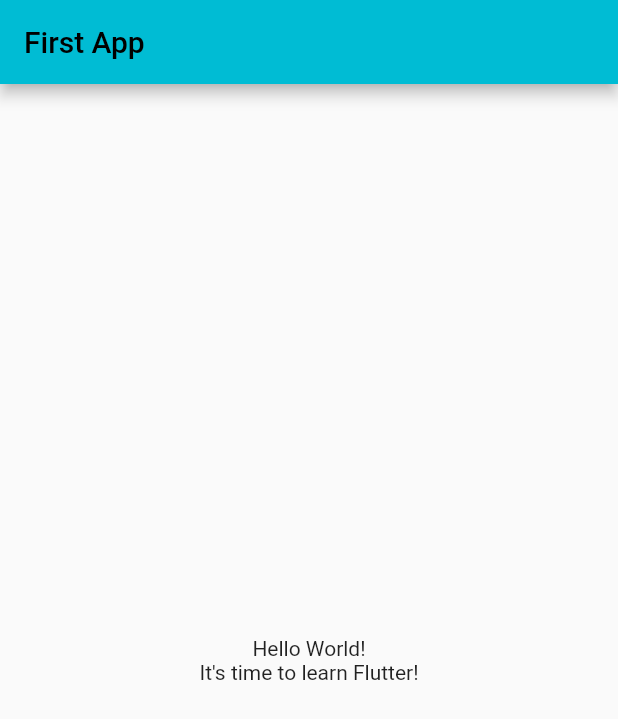
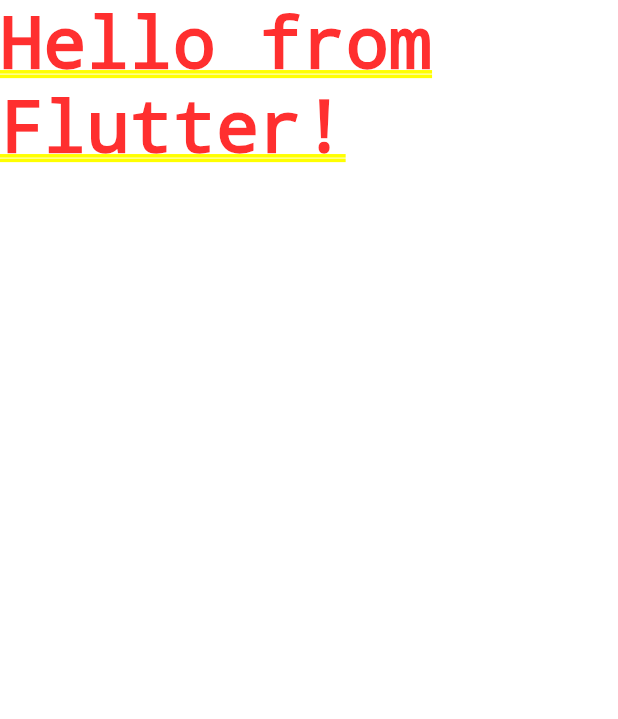
Before and after one commit to eacardenase/first-flutter-app, a Flutter app: the screen it shows after launch, on a phone screen of 412 x 824 dp. Shown: the top 719 px of the screen. Run offline on Flutter 3.47's test engine with Material 2 defaults, Android fonts, the phone set to English and light mode, and no system bars.

```diff
--- a/lib/main.dart
+++ b/lib/main.dart
@@ -1,37 +1,7 @@
 import 'package:flutter/material.dart';
 
 void main() {
-  runApp(const MyApp());
+  runApp(const MaterialApp(
+    home: Text('Hello from Flutter!'),
+  ));
 }
-
-class MyApp extends StatelessWidget {
-  const MyApp({super.key});
-
-  @override
-  Widget build(BuildContext context) {
-    return MaterialApp(
-      title: 'Flutter Demo',
-      theme: ThemeData(
-        primarySwatch: Colors.cyan,
-      ),
-      home: Scaffold(
-        appBar: AppBar(
-          title: const Text('First App'),
-        ),
-        body: const Center(
-          child: Column(
-            mainAxisAlignment: MainAxisAlignment.center,
-            children: [
-              Text(
-                'Hello World!',
-              ),
-              Text(
-                'It\'s time to learn Flutter!',
-              ),
-            ],
-          ),
-        ),
-      ),
-    );
-  }
-}
```
